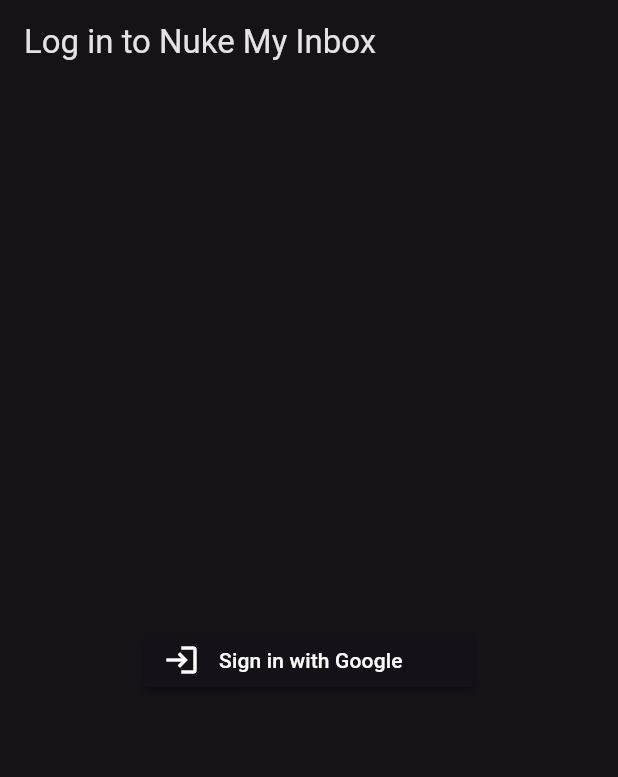
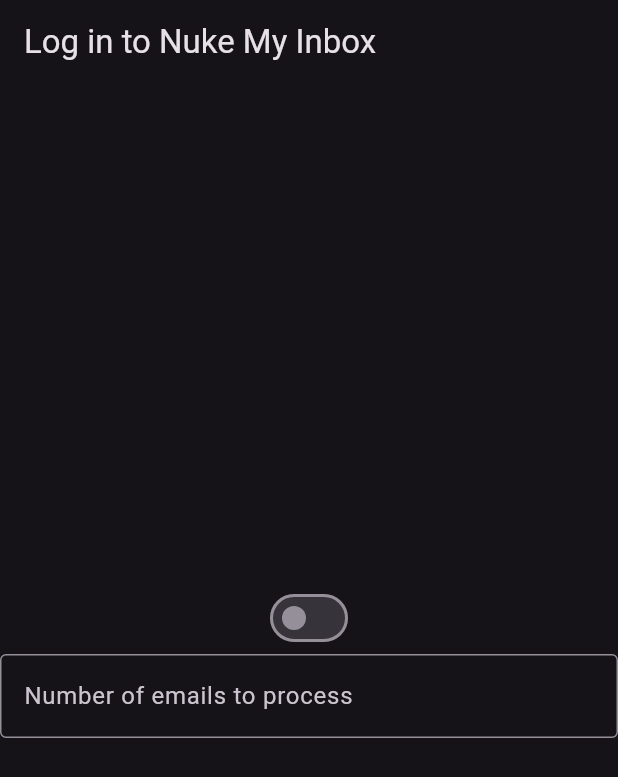
Before and after one commit to tannerellason/nuke-my-inbox, a Flutter app: the screen it shows after launch, on a phone screen of 412 x 824 dp. Shown: the top 777 px of the screen. Run offline on Flutter 3.47's test engine with Material 3 defaults, Android fonts, the phone set to English and light mode, and no system bars; our stand-ins replace firebase_auth, firebase_core, flutter_signin_button, go_router, google_sign_in, googleapis_auth; missing offline and left inert: extension_google_sign_in_as_googleapis_auth, googleapis; accounts and stored records are empty; statements that could not run were skipped.

Commit message:
Backup 2:50 5/26/2024

```diff
--- a/lib/screens/login_screen.dart
+++ b/lib/screens/login_screen.dart
@@ -13,16 +13,41 @@ class LoginScreen extends StatelessWidget {
       appBar: AppBar(
         title: const Text('Log in to Nuke My Inbox'),
       ),
-      body: Center(
-        child: SignInButtonBuilder(
-          text: 'Sign in with Google',
-          icon: Icons.login,
-          onPressed: () {
-            Provider.of<Gmailhandler>(context, listen: false).signInWithGoogle(context);
-          },
-          backgroundColor: ThemeData.dark(useMaterial3: true).scaffoldBackgroundColor,
-        )
-      ),
+      body: Column(
+        mainAxisAlignment: MainAxisAlignment.center,
+        children: [
+          Row(
+            mainAxisAlignment: MainAxisAlignment.center,
+            children: [Switch(
+              value: Provider.of<Gmailhandler>(context, listen: false).collectAll,
+              onChanged: (value) {
+                Provider.of<Gmailhandler>(context, listen: false).collectAll = value;
+              }
+            )]
+          ),
+          TextField(
+            enabled: !Provider.of<Gmailhandler>(context, listen: false).collectAll,
+            keyboardType: TextInputType.number,
+            decoration: const InputDecoration(
+              border: OutlineInputBorder(),
+              labelText: 'Number of emails to process',
+            )
+          ),
+        ]
+      )
     );
   }
 }
+
+
+
+// Center(
+//         child: SignInButtonBuilder(
+//           text: 'Sign in with Google',
+//           icon: Icons.login,
+//           onPressed: () {
+//             Provider.of<Gmailhandler>(context, listen: false).signInWithGoogle(context);
+//           },
+//           backgroundColor: ThemeData.dark(useMaterial3: true).scaffoldBackgroundColor,
+//         )
+//       ),
--- a/lib/scripts/gmail_handler.dart
+++ b/lib/scripts/gmail_handler.dart
@@ -36,6 +36,10 @@ class Gmailhandler extends ChangeNotifier {
       if (user != null) initGmailApi();
     });
   }
+
+  bool _collectAll = false;
+  bool get collectAll => _collectAll;
+  set collectAll(bool value) => _collectAll = value;
 
   String _statusMessage = 'Initializing Gmail API';
   String get statusMessage => _statusMessage;
```
